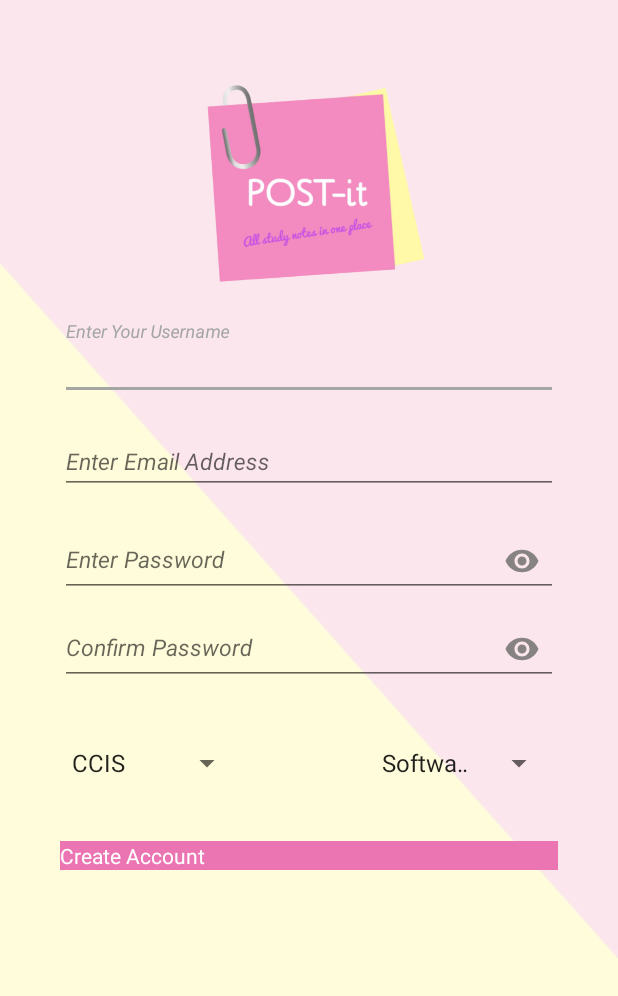
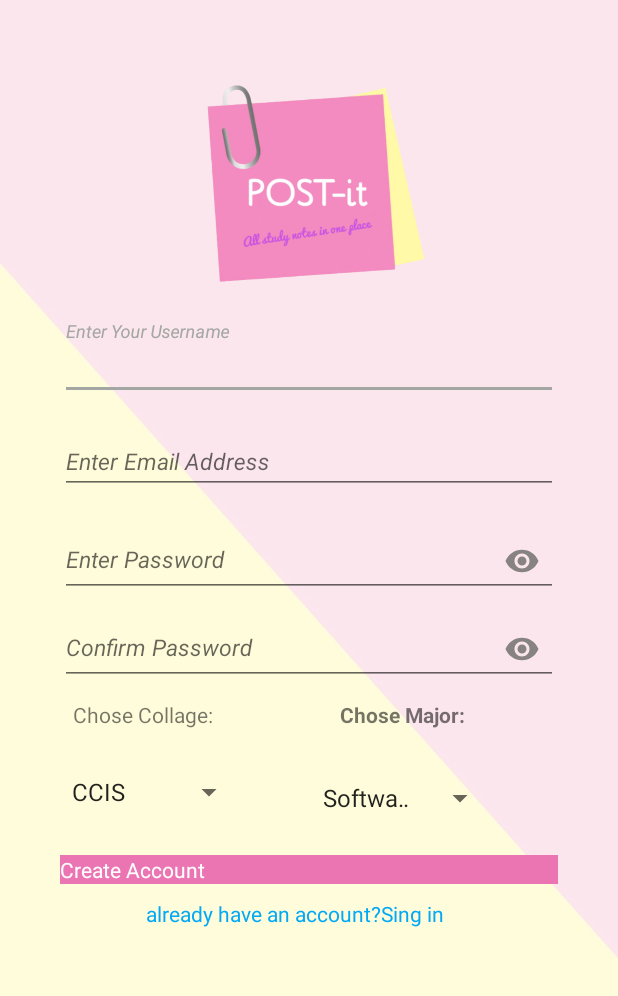
Before and after one commit to njoudAlshuaibi/postit_, an Android app: the CreateAccountActivity screen opened directly, with no data from a screen before it, on a phone screen of 412 x 824 dp. Shown: the top 996 px of the screen. Run offline under Robolectric (Android 15) with nearby library versions, the phone set to English and light mode, and no system bars; our stand-ins replace Firebase (no records; nobody signed in at launch, a user with empty details on screens opened directly).

Commit message:
some change in frontend

```diff
--- a/app/build.gradle
+++ b/app/build.gradle
@@ -35,4 +35,5 @@ dependencies {
     implementation 'com.google.firebase:firebase-database:19.4.0'
     implementation 'com.google.android.material:material:1.0.0-rc01'
 
+
 }
--- a/app/src/main/java/com/postit/postit_/CreateAccountActivity.java
+++ b/app/src/main/java/com/postit/postit_/CreateAccountActivity.java
@@ -1,26 +1,24 @@
 package com.postit.postit_;
 
-import androidx.annotation.NonNull;
-import androidx.appcompat.app.AppCompatActivity;
-
+import android.content.Intent;
 import android.os.Bundle;
 import android.util.Patterns;
 import android.view.View;
 import android.widget.AdapterView;
 import android.widget.ArrayAdapter;
-import android.widget.Button;
 import android.widget.EditText;
 import android.widget.Spinner;
 import android.widget.TextView;
 import android.widget.Toast;
+
+import androidx.annotation.NonNull;
+import androidx.appcompat.app.AppCompatActivity;
 
 import com.google.android.gms.tasks.OnCompleteListener;
 import com.google.android.gms.tasks.Task;
 import com.google.firebase.auth.AuthResult;
 import com.google.firebase.auth.FirebaseAuth;
 import com.google.firebase.database.FirebaseDatabase;
-
-import java.util.regex.Pattern;
 
 public class CreateAccountActivity extends AppCompatActivity implements AdapterView.OnItemSelectedListener, View.OnClickListener {
 
@@ -29,7 +27,7 @@ public class CreateAccountActivity extends AppCompatActivity implements AdapterV
     private String college, major;
     Spinner spinner, spinner2;
     private TextView registerButton;
-
+    private TextView haveAccount;
 
     @Override
     protected void onCreate(Bundle savedInstanceState) {
@@ -45,8 +43,14 @@ public class CreateAccountActivity extends AppCompatActivity implements AdapterV
         editTextsignupEmail =(EditText) findViewById((R.id.signupEmail));
         editTextsignupPass= (EditText) findViewById((R.id.signupPass));
         editTextsignupcPass =(EditText) findViewById((R.id.signupcPass));
+//switch between sign up and sign in
+        haveAccount=findViewById(R.id.haveAccount);
+        haveAccount.setOnClickListener(new View.OnClickListener() {
 
-
+            public void onClick(View view) {
+                startActivity(new Intent(CreateAccountActivity.this, MainActivity.class));
+            }//End onClick()
+        });
         // save the selected college to a string
         spinner = findViewById(R.id.spinner1);
         ArrayAdapter<CharSequence> adapter = ArrayAdapter.createFromResource(this, R.array.Collage,android.R.layout.simple_spinner_item);
--- a/app/src/main/res/layout/activity_create_account.xml
+++ b/app/src/main/res/layout/activity_create_account.xml
@@ -94,6 +94,8 @@
             app:passwordToggleEnabled="true"
             app:passwordToggleTint="#888383">
 
+
+
             <EditText
                 android:id="@+id/signupcPass"
                 android:layout_width="match_parent"
@@ -108,54 +110,92 @@
         </com.google.android.material.textfield.TextInputLayout>
 
 
+        <LinearLayout
+            android:layout_width="474dp"
+            android:layout_height="108dp"
+            android:orientation="horizontal">
 
             <LinearLayout
-            android:layout_width="match_parent"
+                android:layout_width="187dp"
+                android:layout_height="match_parent"
+                android:orientation="vertical">
+
+                <TextView
+                    android:layout_width="111dp"
                     android:layout_height="wrap_content"
-            android:orientation="horizontal"
-            >
+                    android:layout_marginLeft="40dp"
+                    android:layout_marginTop="10dp"
+                    android:layout_marginRight="5dp"
+                    android:text="Chose Collage:"
+                    android:textAlignment="center"
+                    android:textSize="14sp" />
+
 
                 <Spinner
                     android:id="@+id/spinner1"
-            android:layout_width="match_parent"
+                    android:layout_width="123dp"
                     android:layout_height="wrap_content"
                     android:layout_marginLeft="40dp"
-            android:layout_marginTop="40dp"
+                    android:layout_marginTop="30dp"
                     android:layout_marginRight="250dp"
-            android:hint="Collage"/>
+                    android:hint="Collage"
+                    android:textStyle="bold" />
 
+
+            </LinearLayout>
+
+            <LinearLayout
+                android:layout_width="205dp"
+                android:layout_height="wrap_content"
+                android:orientation="vertical">
+
+                <TextView
+                    android:layout_width="172dp"
+                    android:layout_height="33dp"
+                    android:layout_marginLeft="-5dp"
+                    android:layout_marginTop="10dp"
+                    android:layout_marginRight="-10dp"
+                    android:text="Chose Major:"
+                    android:textAlignment="center"
+                    android:textStyle="bold" />
 
                 <Spinner
                     android:id="@+id/spinner2"
                     android:layout_width="123dp"
                     android:layout_height="wrap_content"
-                android:layout_marginLeft="-165dp"
-                android:layout_marginTop="40dp"
+                    android:layout_marginLeft="20dp"
+                    android:layout_marginTop="20dp"
                     android:layout_marginRight="3dp"
                     android:hint="Major"
+
+
+                    />
+            </LinearLayout>
 
             />
 
 
-            />
+        </LinearLayout>
 
-
-
-
-
-
-
-    </LinearLayout>
         <TextView
             android:id="@+id/signupBtn"
             android:layout_width="match_parent"
             android:layout_height="wrap_content"
             android:layout_marginLeft="40dp"
-            android:layout_marginTop="40dp"
+            android:layout_marginTop="5dp"
             android:layout_marginRight="40dp"
             android:background="#EB75B2"
             android:text="Create Account"
             android:textColor="#fff" />
+        <TextView
+            android:id="@+id/haveAccount"
+            android:layout_width="match_parent"
+            android:layout_height="wrap_content"
+            android:layout_marginTop="10dp"
+            android:layout_marginEnd="20dp"
+            android:gravity="center"
+            android:text="already have an account?Sing in"
+            android:textColor="#03A9F4" />
 
 </LinearLayout>
 
--- a/app/src/main/res/layout/activity_main.xml
+++ b/app/src/main/res/layout/activity_main.xml
@@ -93,7 +93,7 @@
                 android:layout_marginTop="-10dp"
                 android:layout_marginBottom="50dp"
                 android:gravity="left"
-                android:text="Forget Password?"
+                android:text="Forgot Password?"
                 android:textColor="#03A9F4" />
 
 
@@ -108,7 +108,7 @@
             android:layout_marginTop="20dp"
             android:layout_marginEnd="20dp"
             android:gravity="center"
-            android:text="Create Account"
+            android:text="Create an Account"
             android:textColor="#03A9F4" />
 
     </LinearLayout>
```
Lines whose indentation alone changed are shown as unchanged.
